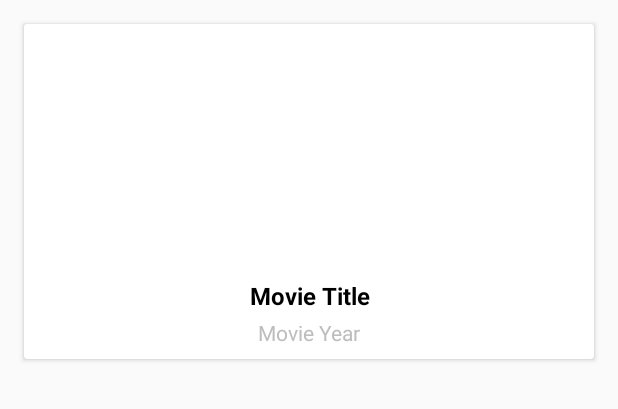
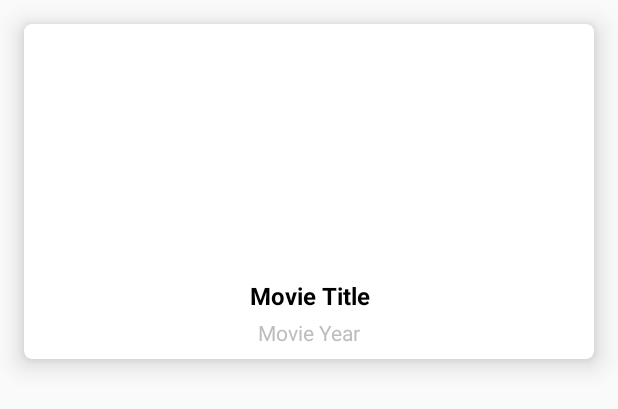
Before and after one commit to astroidnu/MoviesApp, an Android app: the layout item_movie.xml on its own in the app's theme, with its tools: preview values and no code run, on a phone screen of 412 x 824 dp. Shown: the top 409 px of the screen. Run offline under Robolectric (Android 15) with nearby library versions, the phone set to English and light mode, and no system bars; network calls fail.

Commit message:
Add card elevation

```diff
--- a/app/src/main/res/layout/item_movie.xml
+++ b/app/src/main/res/layout/item_movie.xml
@@ -5,6 +5,8 @@
     xmlns:tools="http://schemas.android.com/tools"
     android:orientation="vertical"
     android:layout_margin="16dp"
+    app:cardCornerRadius="5dp"
+    app:cardElevation="10dp"
     android:layout_width="match_parent"
     android:layout_height="wrap_content">
     <android.support.constraint.ConstraintLayout
```
